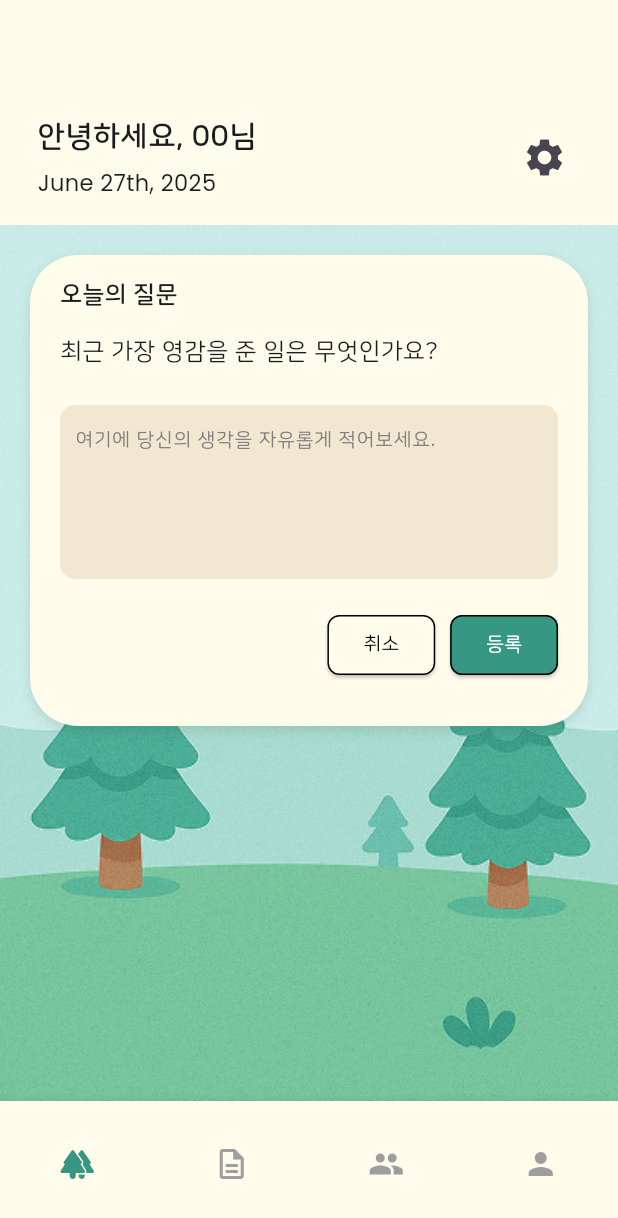
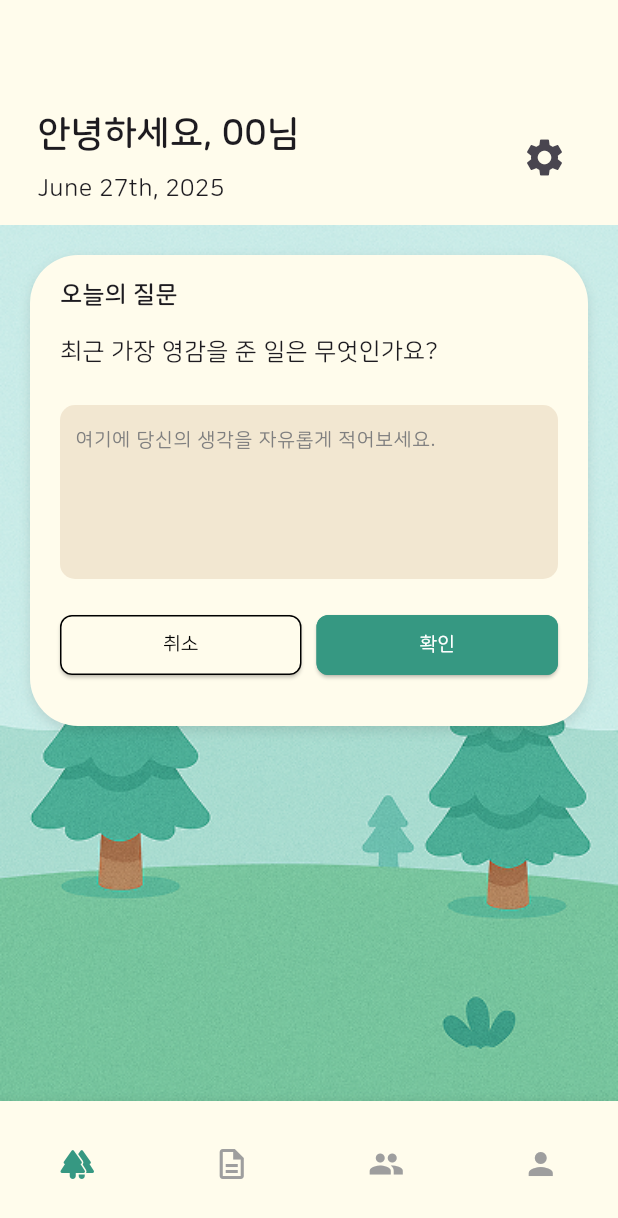
Before and after one commit to IDEA-SOOP/frontend, a Flutter app: the HomeScreen screen opened directly, after a tap on the "edit" icon, on a phone screen of 412 x 824 dp. Shown: the top 1218 px of the screen. Run offline on Flutter 3.47's test engine with Material 3 defaults, Android fonts, the phone set to English and light mode, and no system bars.

Commit message:
chore: 오늘의 질문 확인/취소 버튼 수정

```diff
--- a/lib/screen/home_screen.dart
+++ b/lib/screen/home_screen.dart
@@ -127,12 +127,12 @@ class HomeAppBar extends StatelessWidget {
                 children: [
                   const Text(
                     "안녕하세요, 00님",
-                    style: TextStyle(fontSize: 20, fontWeight: FontWeight.bold),
+                    style: TextStyle(fontSize: 24, fontWeight: FontWeight.bold),
                   ),
-                  const SizedBox(height: 5),
+                  const SizedBox(height: 8),
                   Text(
                     formattedDate,
-                    style: const TextStyle(fontSize: 15, fontFamily: 'Poppins'),
+                    style: const TextStyle(fontSize: 16,),
                   ),
                 ],
               ),
@@ -349,7 +349,8 @@ class _AnswerField extends StatelessWidget {
         Row(
           mainAxisAlignment: MainAxisAlignment.end,
           children: [
-            ElevatedButton(
+            Expanded(
+              child: ElevatedButton(
                 onPressed: onCancel,
                 style: ElevatedButton.styleFrom(
                   backgroundColor: backgroundColor,
@@ -363,19 +364,22 @@ class _AnswerField extends StatelessWidget {
                   style: TextStyle(fontSize: 13, color: Colors.black),
                 ),
               ),
+            ),
             const SizedBox(width: 10),
-            ElevatedButton(
+            Expanded(
+              child: ElevatedButton(
                 onPressed: onSave,
                 style: ElevatedButton.styleFrom(
                   backgroundColor: pointColorStrong,
                   shape: RoundedRectangleBorder(
                     borderRadius: BorderRadius.circular(8),
-                  side: const BorderSide(color: Colors.black),
+                    side: const BorderSide(color: pointColorStrong),
                   ),
                 ),
                 child: Text(
-                isEdit ? '수정' : '등록',
+                  isEdit ? '수정' : '확인',
                   style: const TextStyle(fontSize: 13, color: Colors.white),
+                ),
               ),
             ),
           ],
```
Lines whose indentation alone changed are shown as unchanged.
